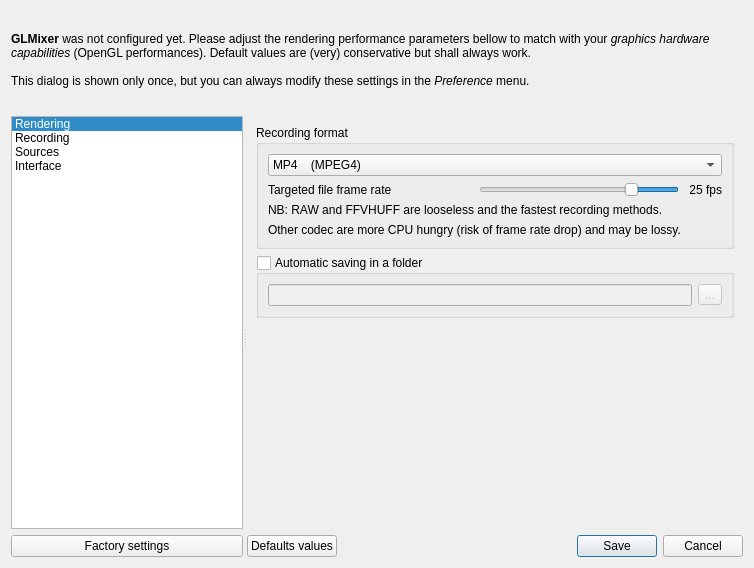
First picture: the form in src/UserPreferencesDialog.ui, repository markus-wa/glmixer-mirror, before the edit.
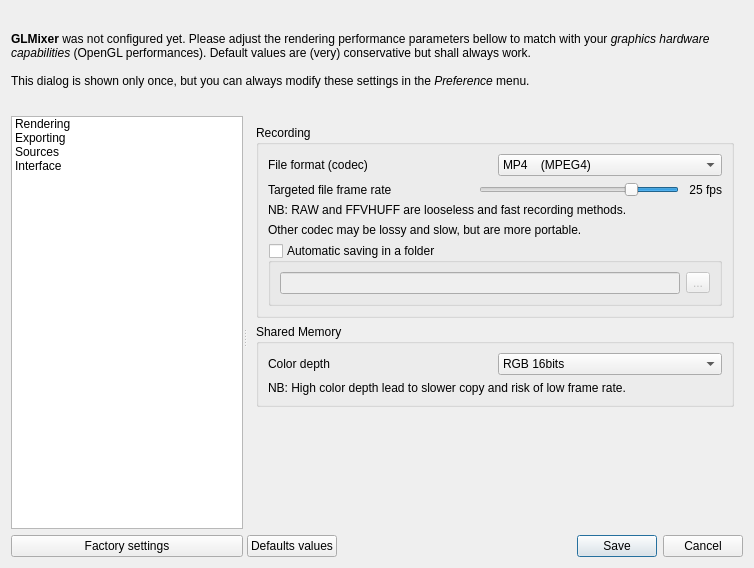
Second picture: the form after the edit. The open tabs and pages were chosen to show the change. Icons and pictures are not drawn. Custom widgets are drawn as their Qt base class.

Commit message: Fixed shared memory management of color depth (16, 24 & 32 bits) and auto detection of changes in shared buffer (size). Changed frame buffer alpha to 0 (to enable transparency). Added preference for shared memory color depth. Added support for vertical flip of source with a flag (to support inverted images from shared memory).

The edit to the form file:
```diff
--- a/src/UserPreferencesDialog.ui
+++ b/src/UserPreferencesDialog.ui
@@ -89,7 +89,7 @@
           <bool>false</bool>
          </property>
          <property name="currentRow">
-          <number>0</number>
+          <number>-1</number>
          </property>
          <item>
           <property name="text">
@@ -108,7 +108,7 @@
          </item>
          <item>
           <property name="text">
-           <string>Recording</string>
+           <string>Exporting</string>
           </property>
           <property name="icon">
            <iconset resource="../icons.qrc">
@@ -543,10 +543,22 @@
               <string>Format of video file generated</string>
              </property>
              <property name="title">
-              <string>Recording format</string>
+              <string>Recording</string>
              </property>
              <layout class="QVBoxLayout" name="verticalLayout_10">
               <item>
+               <layout class="QHBoxLayout" name="horizontalLayout_4">
+                <item>
+                 <widget class="QLabel" name="label_5">
+                  <property name="text">
+                   <string>File format (codec)</string>
+                  </property>
+                  <property name="buddy">
+                   <cstring>recordingFormatSelection</cstring>
+                  </property>
+                 </widget>
+                </item>
+                <item>
                <widget class="QComboBox" name="recordingFormatSelection">
                 <property name="toolTip">
                  <string>Select the recording Codec</string>
@@ -591,6 +603,8 @@
                 </item>
                </widget>
               </item>
+               </layout>
+              </item>
               <item>
                <layout class="QHBoxLayout" name="horizontalLayoutFPS">
                 <property name="spacing">
@@ -658,18 +672,15 @@
               <item>
                <widget class="QLabel" name="warning1">
                 <property name="text">
-                 <string>NB: RAW and FFVHUFF are looseless and the fastest recording methods.</string>
+                 <string>NB: RAW and FFVHUFF are looseless and fast recording methods.</string>
                 </property>
                </widget>
               </item>
               <item>
                <widget class="QLabel" name="warning2">
                 <property name="text">
-                 <string>Other codec are more CPU hungry (risk of frame rate drop) and may be lossy.</string>
+                 <string>Other codec may be lossy and slow, but are more portable.</string>
                 </property>
-               </widget>
-              </item>
-             </layout>
             </widget>
            </item>
            <item>
@@ -715,6 +726,58 @@
              </layout>
             </widget>
            </item>
+             </layout>
+            </widget>
+           </item>
+           <item>
+            <widget class="QGroupBox" name="groupBox">
+             <property name="title">
+              <string>Shared Memory</string>
+             </property>
+             <layout class="QVBoxLayout" name="verticalLayout_12">
+              <item>
+               <layout class="QHBoxLayout" name="horizontalLayout">
+                <item>
+                 <widget class="QLabel" name="label_4">
+                  <property name="text">
+                   <string>Color depth</string>
+                  </property>
+                  <property name="buddy">
+                   <cstring>sharedMemoryColorDepth</cstring>
+                  </property>
+                 </widget>
+                </item>
+                <item>
+                 <widget class="QComboBox" name="sharedMemoryColorDepth">
+                  <item>
+                   <property name="text">
+                    <string>RGB 16bits</string>
+                   </property>
+                  </item>
+                  <item>
+                   <property name="text">
+                    <string>RBG 24bits</string>
+                   </property>
+                  </item>
+                  <item>
+                   <property name="text">
+                    <string>RGBA 32bits</string>
+                   </property>
+                  </item>
+                 </widget>
+                </item>
+               </layout>
+              </item>
+              <item>
+               <widget class="QLabel" name="label_6">
+                <property name="text">
+                 <string>NB: High color depth lead to slower copy and risk of low frame rate.</string>
+                </property>
+               </widget>
+              </item>
+             </layout>
+            </widget>
+           </item>
            <item>
             <spacer name="verticalSpacerRecording">
              <property name="orientation">
```
Left out of the diff: 56 changed lines with no effect on the pictures. Lines whose indentation alone changed are shown as unchanged. The commit also changes 11 other files.
